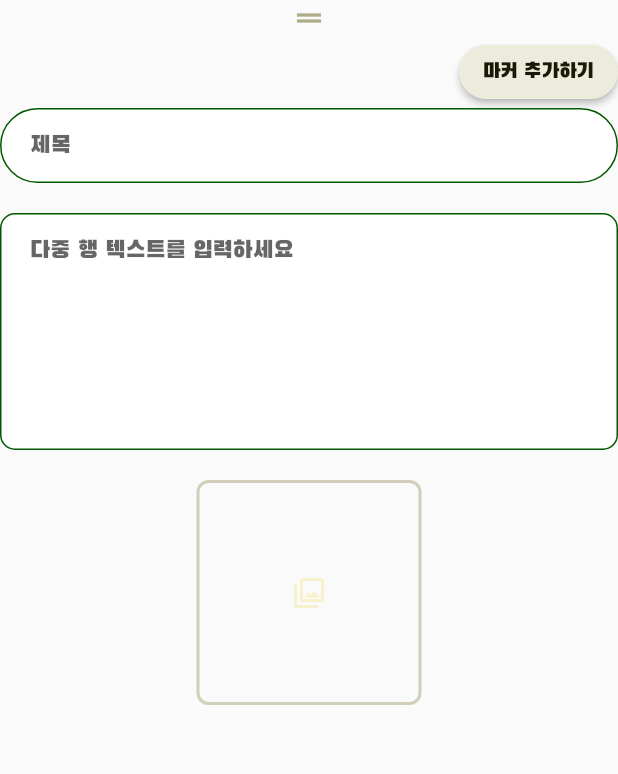
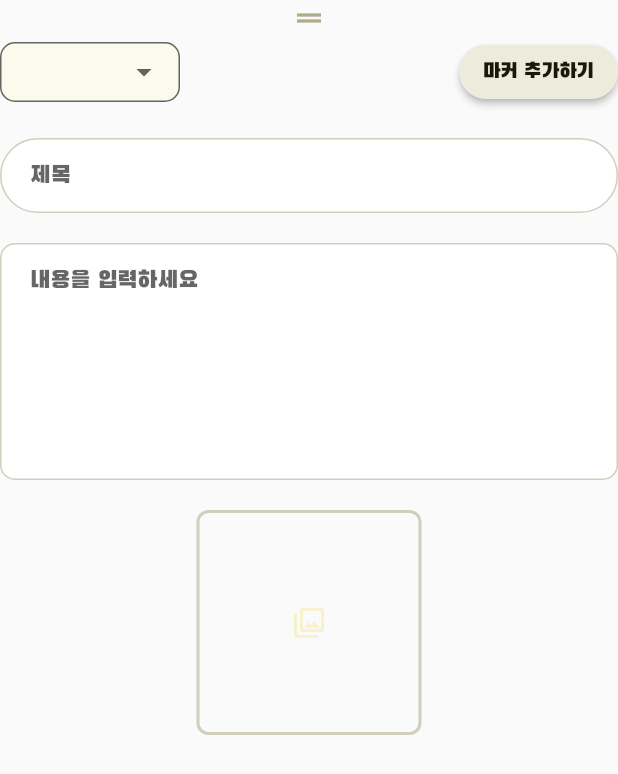
Before and after one commit to so0ng0970/map_marking, a Flutter app: the RecordScreen widget shown alone on an empty page, opened directly with empty values, on a phone screen of 412 x 824 dp. Shown: the top 774 px of the screen. Run offline on Flutter 3.47's test engine with Material 2 defaults, Android fonts, the phone set to English and light mode, and no system bars; our stand-ins replace animated_text_kit, cloud_firestore, firebase_auth, firebase_core, firebase_storage, flutter_riverpod and 3 more; missing offline and left inert: flutter_naver_login, flutter_naver_map; accounts and stored records are empty; network calls fail.

Commit message:
feat: down drop ui

```diff
--- a/lib/common/const/color.dart
+++ b/lib/common/const/color.dart
@@ -34,3 +34,36 @@
 const MARKER_BUTTON = Color(0xFFEDECDC);
 const RECORD_OUTLINE = Color(0xFFD1CEBC);
 const PHOTO_BUTTON = Color(0xFFF7F2CB);
+
+// down drop
+
+const DROP_TEXT_1 = Color(0xFF960000);
+const DROP_TEXT_2 = Color(0xFFD15D00);
+const DROP_TEXT_3 = Color(0xFFF6DD00);
+const DROP_TEXT_4 = Color(0xFF279300);
+const DROP_TEXT_5 = Color(0xFF0081FF);
+const DROP_TEXT_6 = Color(0xFF2F4858);
+const DROP_TEXT_7 = Color(0xFFB050F2);
+const DROP_TEXT_8 = Color(0xFF5E5E5E);
+const UNSELECTED = Color(0xFFFCFAEC);
+
+List SELECTEDCOLOR = [
+  const Color(0xFFE4C9C8),
+  const Color(0xFFFAC294),
+  const Color(0xFFFCF0CA),
+  const Color(0xFFE1F8D4),
+  const Color(0xFFE7EFFF),
+  const Color(0xFF9BAEBC),
+  const Color(0xFFC9A8DB),
+  const Color(0xFFB9B9B9),
+];
+List DROPBACKCOLOR = [
+  const Color(0xFFFF0000),
+  const Color(0xFFFF7300),
+  const Color(0xFFFFE900),
+  const Color(0xFF279300),
+  const Color(0xFF0081FF),
+  const Color(0xFF1C0081),
+  const Color(0xFF9800FF),
+  const Color(0xFF5E5E5E),
+];
--- /dev/null
+++ b/lib/record/component/down_drop_layout.dart
@@ -0,0 +1,76 @@
+import 'package:flutter/material.dart';
+import 'package:map_marking/common/const/color.dart';
+
+DropdownButtonFormField<String> dropdownButtonFormField({
+  required String? selectedPicGroup,
+  required Function(String?) onChanged,
+  required List<String> picGroup,
+}) {
+  return DropdownButtonFormField(
+    autovalidateMode: AutovalidateMode.onUserInteraction,
+    borderRadius: BorderRadius.circular(10),
+    dropdownColor: selectedPicGroup == null
+        ? UNSELECTED
+        : SELECTEDCOLOR[picGroup.indexOf(
+            selectedPicGroup.toString(),
+          )],
+    decoration: InputDecoration(
+      focusedBorder: OutlineInputBorder(
+        borderRadius: BorderRadius.circular(10),
+        borderSide: const BorderSide(
+          color: DRAWER_BG,
+          width: 2,
+        ),
+      ),
+      border: OutlineInputBorder(
+        borderRadius: BorderRadius.circular(10),
+        borderSide: const BorderSide(
+          color: DRAWER_BG,
+          width: 2,
+        ),
+      ),
+      filled: true,
+      fillColor: selectedPicGroup == null
+          ? UNSELECTED
+          : SELECTEDCOLOR[picGroup.indexOf(
+              selectedPicGroup.toString(),
+            )],
+    ),
+    hint: const Text('선택하세요'),
+    isDense: true,
+    value: selectedPicGroup,
+    selectedItemBuilder: (BuildContext context) {
+      return picGroup.map<Widget>((String item) {
+        return DropdownMenuItem(
+          value: item,
+          child: Text(item),
+        );
+      }).toList();
+    },
+    items: picGroup.map((item) {
+      int index = picGroup.indexOf(item);
+      return DropdownMenuItem(
+        value: item,
+        child: SizedBox(
+          height: 40,
+          child: Row(
+            mainAxisAlignment: MainAxisAlignment.spaceBetween,
+            children: [
+              Text(
+                item,
+                style: const TextStyle(color: RECORD_TEXT),
+              ),
+              Icon(
+                Icons.circle,
+                color: DROPBACKCOLOR[index],
+                size: 20,
+              )
+            ],
+          ),
+        ),
+      );
+    }).toList(),
+    validator: (value) => value?.isEmpty ?? true ? 'Cannot Empty' : null,
+    onChanged: onChanged,
+  );
+}
--- a/lib/record/component/text_field_layout.dart
+++ b/lib/record/component/text_field_layout.dart
@@ -35,7 +35,7 @@
         borderRadius: BorderRadius.circular(borderRadiusSize),
       ),
       enabledBorder: OutlineInputBorder(
-        borderSide: const BorderSide(color: LOGIN_BG),
+        borderSide: const BorderSide(color: RECORD_OUTLINE),
         borderRadius: BorderRadius.all(
           Radius.circular(
             borderRadiusSize,
--- a/lib/record/screen/record_screen.dart
+++ b/lib/record/screen/record_screen.dart
@@ -1,5 +1,6 @@
 // ignore_for_file: public_member_api_docs, sort_constructors_first
 import 'package:flutter/material.dart';
+import 'package:map_marking/record/component/down_drop_layout.dart';
 import 'package:map_marking/record/component/text_field_layout.dart';
 
 import '../../common/const/color.dart';
@@ -19,6 +20,18 @@
 
 class _RecordScreenState extends State<RecordScreen> {
   final GlobalKey<FormState> formKey = GlobalKey<FormState>();
+  String? selectedPicGroup;
+
+  final List<String> picGroup = <String>[
+    '음식',
+    '카페',
+    '옷가게',
+    '공연',
+    '놀거리',
+    '미용실',
+    '기타'
+  ];
+
   @override
   Widget build(BuildContext context) {
     return Form(
@@ -30,8 +43,21 @@
             color: LOCATION,
           ),
           Row(
+            mainAxisAlignment: MainAxisAlignment.spaceBetween,
             children: [
-              const Spacer(),
+              SizedBox(
+                height: 40,
+                width: 120,
+                child: dropdownButtonFormField(
+                  picGroup: picGroup,
+                  selectedPicGroup: selectedPicGroup,
+                  onChanged: (selectedItem) => setState(
+                    () {
+                      selectedPicGroup = selectedItem!;
+                    },
+                  ),
+                ),
+              ),
               ElevatedButton(
                 style: ElevatedButton.styleFrom(
                   backgroundColor: MARKER_BUTTON,
@@ -54,6 +80,9 @@
               ),
             ],
           ),
+          const SizedBox(
+            height: 20,
+          ),
           textFormField(
             key: const ValueKey(1),
             borderRadiusSize: 30,
@@ -68,7 +97,7 @@
             borderRadiusSize: 10,
             maxLines: 8,
             keyboardType: TextInputType.emailAddress,
-            hintText: '다중 행 텍스트를 입력하세요',
+            hintText: '내용을 입력하세요',
           ),
           const SizedBox(
             height: 20,
```
